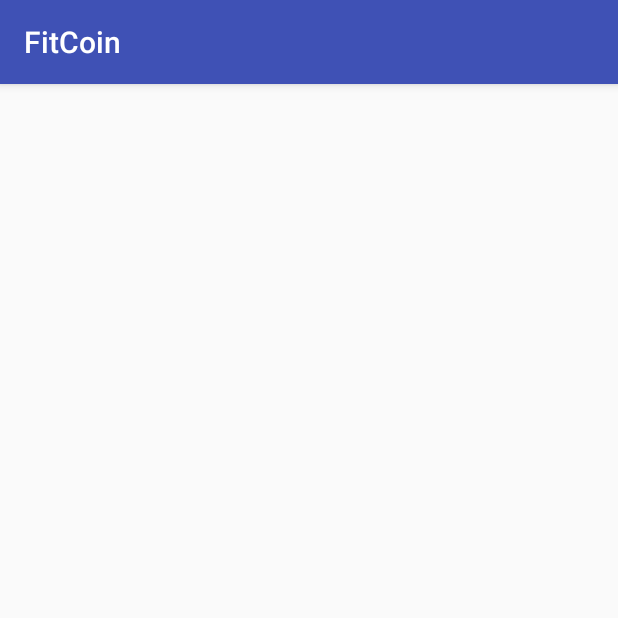
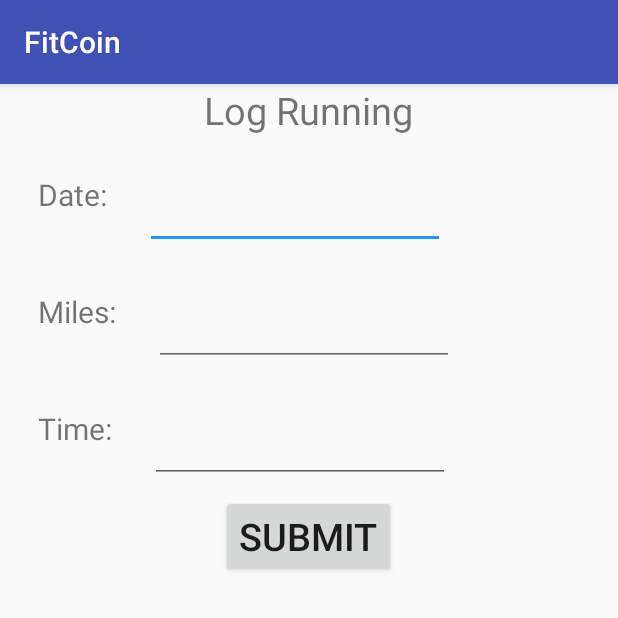
Before and after one commit to 2018ayee/fitcoinFinal, an Android app: the fragment LogTab shown on its own in the app's theme, on a phone screen of 412 x 824 dp, the top half of it. Run offline under Robolectric (Android 15) with nearby library versions, the phone set to English and light mode, and no system bars.

Commit message:
tab_log ugly layout

```diff
--- a/app/src/main/res/layout/tab_log.xml
+++ b/app/src/main/res/layout/tab_log.xml
@@ -1,6 +1,64 @@
 <?xml version="1.0" encoding="utf-8"?>
-<android.support.constraint.ConstraintLayout
+<RelativeLayout
     xmlns:android="http://schemas.android.com/apk/res/android" android:layout_width="match_parent"
     android:layout_height="match_parent">
-
-</android.support.constraint.ConstraintLayout>
+<TextView
+    android:layout_width="wrap_content"
+    android:layout_height="wrap_content"
+    android:text="Log Running"
+    android:layout_centerHorizontal="true"
+    android:textSize="25dp"
+    android:id="@+id/title"/>
+    <TextView
+        android:layout_width="wrap_content"
+        android:layout_height="wrap_content"
+        android:text="Date:"
+        android:id="@+id/tvdate"
+        android:layout_below="@id/title"
+        android:textSize="20dp"
+        android:layout_margin="25dp"/>
+    <TextView
+        android:layout_width="wrap_content"
+        android:layout_height="wrap_content"
+        android:text="Miles:"
+        android:id="@+id/tvmiles"
+        android:layout_below="@id/tvdate"
+        android:textSize="20dp"
+        android:layout_margin="25dp"/>
+    <TextView
+        android:layout_width="wrap_content"
+        android:layout_height="wrap_content"
+        android:text="Time:"
+        android:id="@+id/tvtime"
+        android:layout_below="@id/tvmiles"
+        android:textSize="20dp"
+        android:layout_margin="25dp"/>
+    <EditText
+        android:layout_width="200dp"
+        android:layout_height="50dp"
+        android:id="@+id/date"
+        android:layout_toRightOf="@id/tvdate"
+        android:layout_alignTop="@id/tvdate"/>
+    <EditText
+        android:layout_width="200dp"
+        android:layout_height="50dp"
+        android:id="@+id/miles"
+        android:layout_toRightOf="@id/tvmiles"
+        android:layout_alignTop="@id/tvmiles"/>
+    <EditText
+        android:layout_width="200dp"
+        android:layout_height="50dp"
+        android:id="@+id/time"
+        android:layout_toRightOf="@id/tvtime"
+        android:layout_alignTop="@id/tvtime"/>
+    <Button
+        android:layout_width="wrap_content"
+        android:layout_height="wrap_content"
+        android:text="Submit"
+        android:textSize="25dp"
+        android:id="@+id/submit"
+        android:layout_centerHorizontal="true"
+        android:layout_below="@id/tvtime"
+        android:layout_margin="5dp"
+        />
+</RelativeLayout>
--- a/build.gradle
+++ b/build.gradle
@@ -7,7 +7,7 @@ buildscript {
         jcenter()
     }
     dependencies {
-        classpath 'com.android.tools.build:gradle:3.0.0'
+        classpath 'com.android.tools.build:gradle:3.0.1'
 
 
         // NOTE: Do not place your application dependencies here; they belong
```
